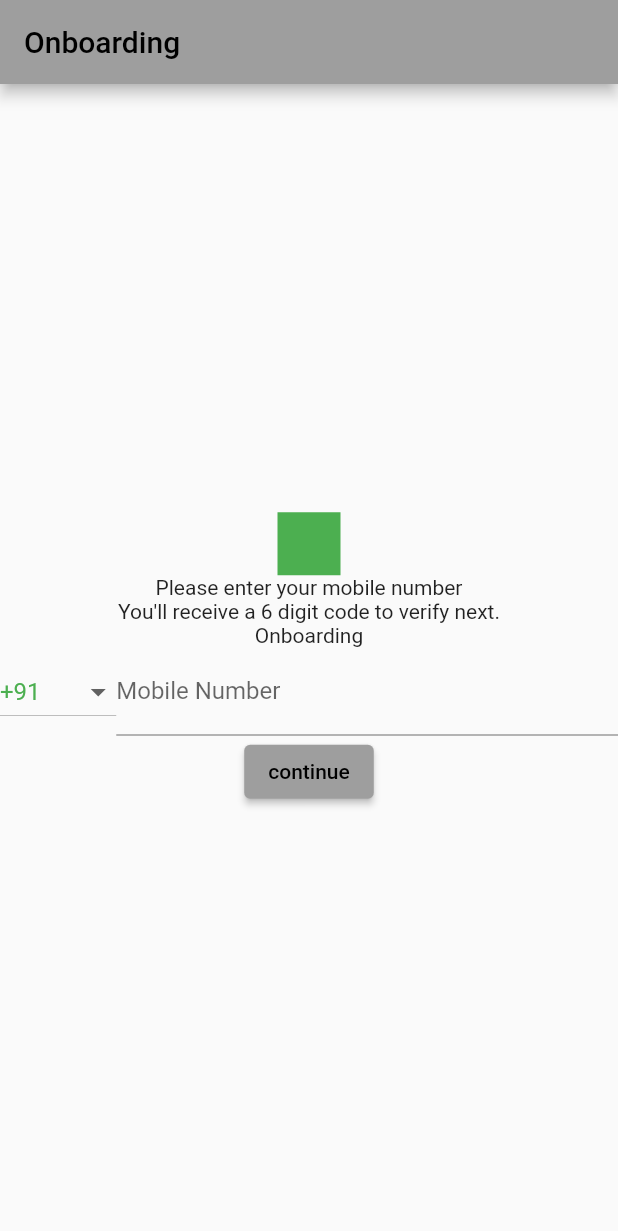
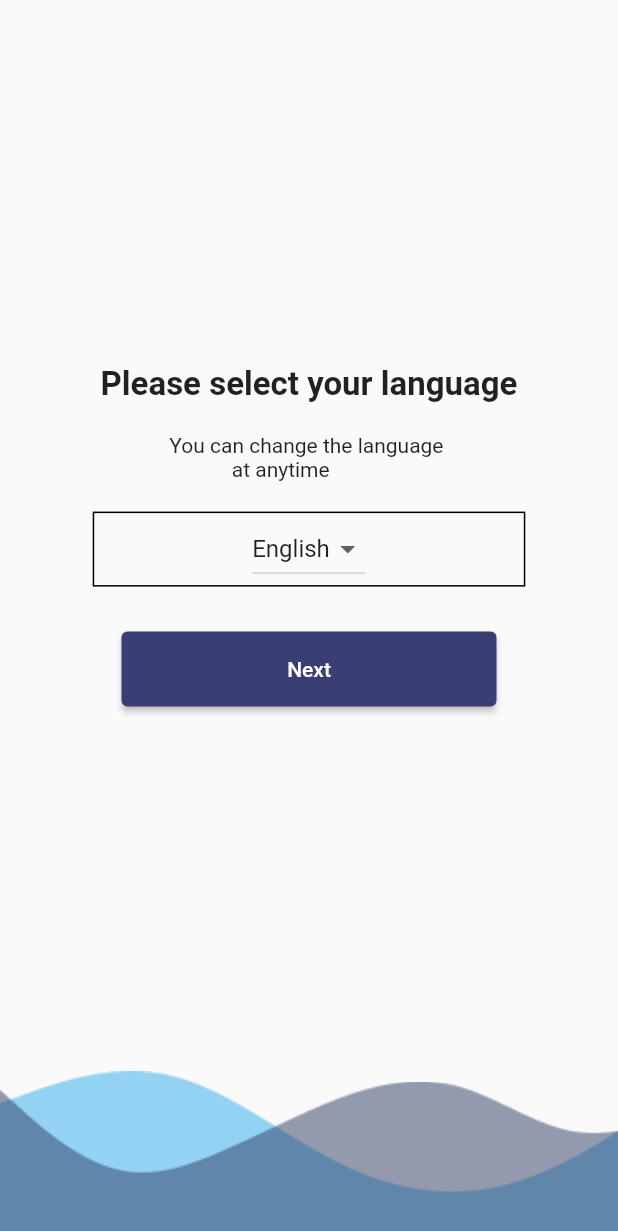
Before and after one commit to Uday-kiran9147/liveasy, a Flutter app: the screen it shows after launch, on a phone screen of 412 x 824 dp. Shown: the top 1231 px of the screen. Run offline on Flutter 3.47's test engine with Material 2 defaults, Android fonts, the phone set to English and light mode, and no system bars; our stand-ins replace firebase_auth, firebase_core, pinput; accounts and stored records are empty; Roboto replaces fonts that are missing (Poppins).

Commit message:
ui completed

```diff
--- a/lib/main.dart
+++ b/lib/main.dart
@@ -1,12 +1,11 @@
 import 'package:firebase_core/firebase_core.dart';
 import 'package:flutter/material.dart';
-import 'package:liveasy/firebase_options.dart';
-import 'package:liveasy/screens/onboarding.dart';
+import 'package:liveasy/screens/onboardig.dart';
+import 'package:liveasy/screens/phone_no.dart';
 
 void main() async {
-  await Firebase.initializeApp(
-    options: DefaultFirebaseOptions.currentPlatform,
-  );
+  WidgetsFlutterBinding.ensureInitialized();
+  await Firebase.initializeApp();
   runApp(MyApp());
 }
 
@@ -18,8 +17,10 @@ class MyApp extends StatelessWidget {
     return MaterialApp(
       title: 'liveasy',
       theme: ThemeData(
-        primarySwatch: Colors.grey,
-      ),
+          primarySwatch: Colors.blue,
+          primaryColor: Colors.white,
+          accentColor: Colors.black,
+          fontFamily: 'Poppins'),
       home: OnboardingScreen(),
     );
   }
--- /dev/null
+++ b/lib/screens/onboardig.dart
@@ -0,0 +1,113 @@
+import 'package:flutter/material.dart';
+import 'package:liveasy/screens/phone_no.dart';
+import 'package:liveasy/theme.dart';
+
+class OnboardingScreen extends StatefulWidget {
+  OnboardingScreen({super.key});
+
+  @override
+  State<OnboardingScreen> createState() => _OnboardingScreenState();
+}
+
+class _OnboardingScreenState extends State<OnboardingScreen> {
+  List<String> _dropitem = ['English', 'Arabic', 'Hindi', 'Urdu'];
+
+  String language = "English";
+
+  @override
+  Widget build(BuildContext context) {
+    return Scaffold(
+      body: Column(
+        crossAxisAlignment: CrossAxisAlignment.center,
+        mainAxisAlignment: MainAxisAlignment.center,
+        children: [
+          Spacer(),
+          Center(
+            child: Text(
+              "Please select your language",
+              style: Apptheme.boldtitle,
+            ),
+          ),
+          SizedBox(
+            height: 20,
+          ),
+          Center(
+              child:
+                  Text("You can change the language \n            at anytime")),
+          SizedBox(
+            height: 20,
+          ),
+          Container(
+            width: MediaQuery.of(context).size.width * 0.7,
+            decoration: BoxDecoration(border: Border.all(width: 1)),
+            child: Center(
+              child: DropdownButton(
+                value: language,
+                items: _dropitem.map<DropdownMenuItem<String>>((e) {
+                  return DropdownMenuItem(child: Text(e), value: e);
+                }).toList(),
+                onChanged: (value) {
+                  setState(() {
+                    language = value!;
+                  });
+                },
+              ),
+            ),
+          ),
+          SizedBox(
+            height: 30,
+          ),
+          ElevatedButton(
+              style: ButtonStyle(
+                  fixedSize: MaterialStateProperty.all(Size(250, 50)),
+                  backgroundColor:
+                      MaterialStateProperty.all(Apptheme.continuesButtonColor),
+                  foregroundColor: MaterialStateProperty.all(Colors.white)),
+              onPressed: () {
+                Navigator.push(
+                    context,
+                    MaterialPageRoute(
+                      builder: (context) => PhoneScreen(),
+                    ));
+              },
+              child: Text("Next")),
+          Spacer(),
+          Stack(
+            children: [
+              curveImage(context, "assets/Vectorc2.png"),
+              Positioned(
+                  bottom: 0, child: curveImage(context, "assets/Vectorc1.png")),
+            ],
+          )
+        ],
+      ),
+    );
+  }
+}
+
+
+class CurvePainter extends CustomPainter {
+  @override
+  void paint(Canvas canvas, Size size) {
+    var paint = Paint();
+    paint.color = Colors.blue[800]!;
+    paint.style = PaintingStyle.fill;
+
+    var path = Path();
+
+    path.moveTo(0, size.height * 0.75);
+    path.quadraticBezierTo(size.width * 0.25, size.height * 0.875,
+        size.width * 0.5, size.height * 0.9167);
+    path.quadraticBezierTo(size.width * 0.75, size.height * 0.9584,
+        size.width * 1.0, size.height * 0.9167);
+    path.lineTo(size.width, size.height);
+    path.lineTo(0, size.height);
+
+    canvas.drawPath(path, paint);
+  }
+
+  @override
+  bool shouldRepaint(CustomPainter oldDelegate) {
+    return true;
+  }
+}
--- a/lib/screens/onboarding.dart
+++ /dev/null
@@ -1,81 +0,0 @@
-import 'package:flutter/material.dart';
-import 'package:liveasy/screens/phone_number.dart';
-
-class OnboardingScreen extends StatefulWidget {
-  @override
-  State<OnboardingScreen> createState() => _OnboardingScreenState();
-}
-
-class _OnboardingScreenState extends State<OnboardingScreen> {
-  String? _selectedCountry = "+91";
-  TextEditingController _controller = TextEditingController();
-
-  @override
-  Widget build(BuildContext context) {
-    return Scaffold(
-      appBar: AppBar(
-        title: const Text('Onboarding'),
-      ),
-      body: Column(
-        mainAxisAlignment: MainAxisAlignment.center,
-        children: [
-          Container(
-            height: 42,
-            width: 42,
-            color: Colors.green,
-          ),
-          Text('Please enter your mobile number'),
-          Text('You\'ll receive a 6 digit code to verify next.'),
-          Center(
-            child: Text('Onboarding'),
-          ),
-          Row(
-            children: [
-              Container(
-                // height: 40,
-                // width: 40,
-                child: DropdownButton<String?>(
-                  hint: Text("country"),
-                  value: _selectedCountry,
-                  onChanged: (String? newvalue) {
-                    setState(() {
-                      _selectedCountry = newvalue!;
-                    });
-                  },
-                  items: <String>["+91", "+11", "+23", "12"]
-                      .map<DropdownMenuItem<String>>((String value) {
-                    return DropdownMenuItem(
-                        alignment: Alignment.center,
-                        value: value,
-                        child: Text(
-                          value,
-                          style: TextStyle(color: Colors.green),
-                        ));
-                  }).toList(),
-                ),
-              ),
-              Expanded(
-                  child: TextField(
-                controller: _controller,
-                decoration: InputDecoration(
-                  labelText: 'Mobile Number',
-                ),
-              ))
-            ],
-          ),
-          ElevatedButton(
-              onPressed: () {
-
-
-                Navigator.push(
-                    context,
-                    MaterialPageRoute(
-                      builder: (context) => PhoneScreen(),
-                    ));
-              },
-              child: Text('continue'))
-        ],
-      ),
-    );
-  }
-}
--- a/lib/screens/phone_number.dart
+++ /dev/null
@@ -1,29 +0,0 @@
-import 'package:flutter/material.dart';
-import 'package:liveasy/screens/verification.dart';
-
-class PhoneScreen extends StatelessWidget {
-
-  @override
-  Widget build(BuildContext context) {
-    return Scaffold(
-      appBar: AppBar(
-        title: const Text('phone number'),
-      ),
-      body: Column(
-        children: [
-          const Center(
-            child: Text('PHONE NUMBER'),
-          ),
-          ElevatedButton(
-              onPressed: () {
-                Navigator.push(
-                    context,
-                    MaterialPageRoute(
-                      builder: (context) => VerificationScreen(),
-                    ));
-              },
-              child: Text('Onboarding'))
-        ],
-      ),);
-  }
-}
--- /dev/null
+++ b/lib/theme.dart
@@ -0,0 +1,13 @@
+import 'package:flutter/material.dart';
+
+class Apptheme {
+  static Color continuesButtonColor = Color.fromARGB(255, 57, 63, 114);
+  static Color nextButtonColor = Color.fromARGB(46, 59, 98, 1);
+
+  static TextStyle boldtitle =
+      TextStyle(fontSize: 22, fontWeight: FontWeight.bold);
+}
+ Image curveImage(BuildContext context, String path) {
+    return Image.asset(path,
+        fit: BoxFit.fill, width: MediaQuery.of(context).size.width);
+  }
```
Also changed, not shown: lib/screens/phone_no.dart (added, +135 -0 lines), lib/screens/profile.dart (added, +107 -0 lines), lib/screens/verification.dart (+53 -4 lines), lib/services/authentication.dart (+0 -18 lines), pubspec.yaml (+11 -3 lines), assets/Vectorc1.png (added), assets/Vectorc2.png (added), assets/Vectorc3.png (added), assets/Vectorc4.png (added), assets/Vectorc5.png (added), assets/Vectorc6.png (added), assets/shipper.png (added), assets/transporter.png (added), lib/firebase_options.dart (deleted), 1 more files, 5 other files.
